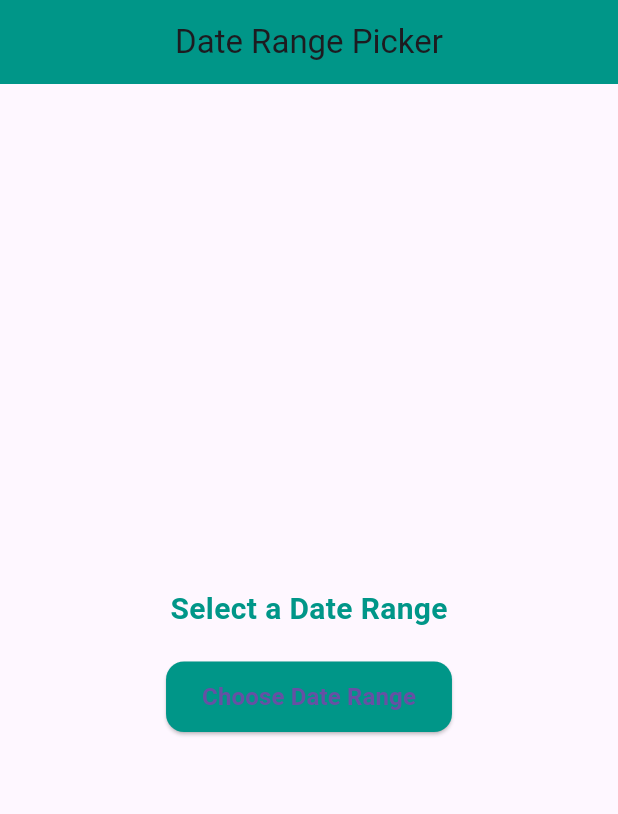
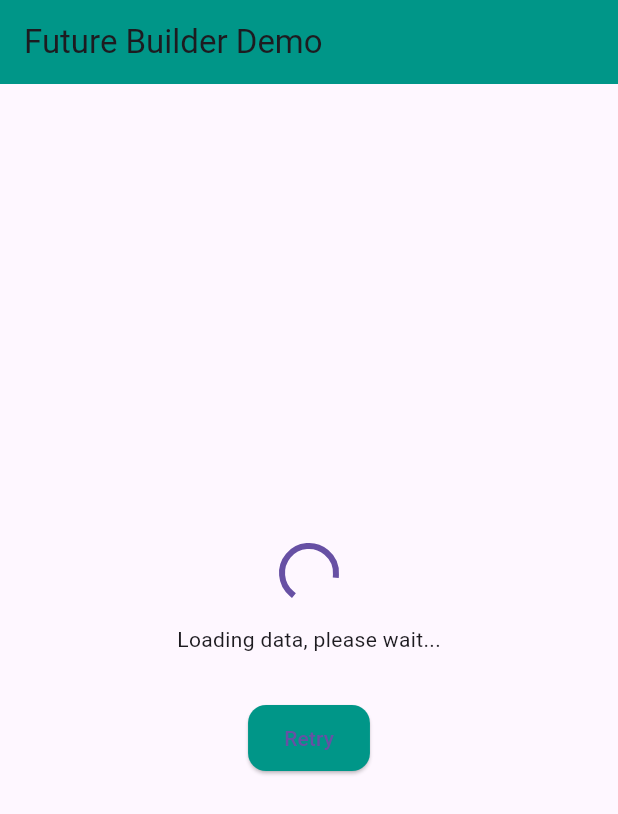
Before and after one commit to SaiKyawZinHtoo/Flutter_Test, a Flutter app: the first screen one second after launch, on a phone screen of 412 x 824 dp. Shown: the top 814 px of the screen. Run offline on Flutter 3.47's test engine with Material 3 defaults, Android fonts, the phone set to English and light mode, and no system bars; missing offline and left inert: dart:ffi.

Commit message:
future builder

```diff
--- a/testing_flutter_project/lib/main.dart
+++ b/testing_flutter_project/lib/main.dart
@@ -21,6 +21,7 @@ import 'package:testing_flutter_project/widgets/divider.dart';
 import 'package:testing_flutter_project/widgets/drawer.dart';
 import 'package:testing_flutter_project/widgets/expanded&Flexible.dart';
 import 'package:testing_flutter_project/widgets/floatingButton.dart';
+import 'package:testing_flutter_project/widgets/future_builder.dart';
 import 'package:testing_flutter_project/widgets/gestureDector.dart';
 import 'package:testing_flutter_project/widgets/gridTile.dart';
 import 'package:testing_flutter_project/widgets/gridTileBar.dart';
@@ -64,7 +65,7 @@ class MyApp extends StatelessWidget {
       title: "Flutter Demo",
       home: Scaffold(
         //appBar: appBarWidget(),
-        body: TestDateRangePicker(),
+        body: TestFutureBuilder(),
       ),
     );
   }
--- /dev/null
+++ b/testing_flutter_project/lib/widgets/future_builder.dart
@@ -0,0 +1,114 @@
+import 'package:flutter/material.dart';
+
+class TestFutureBuilder extends StatefulWidget {
+  const TestFutureBuilder({super.key});
+
+  @override
+  State<TestFutureBuilder> createState() => _TestFutureBuilderState();
+}
+
+class _TestFutureBuilderState extends State<TestFutureBuilder> {
+  Future<String> getDataFromInternet() async {
+    await Future.delayed(
+      const Duration(seconds: 3),
+    );
+    // Simulating an error for testing
+    throw Exception("Network error");
+    return Future.value("Data from internet");
+  }
+
+  late Future<String> getData;
+
+  @override
+  void initState() {
+    super.initState();
+    getData = getDataFromInternet();
+  }
+
+  @override
+  Widget build(BuildContext context) {
+    return Scaffold(
+      appBar: AppBar(
+        title: const Text("Future Builder Demo"),
+        backgroundColor: Colors.teal,
+      ),
+      body: Center(
+        child: Padding(
+          padding: const EdgeInsets.all(16.0),
+          child: Column(
+            mainAxisAlignment: MainAxisAlignment.center,
+            children: [
+              FutureBuilder(
+                initialData: "Fetching initial data...",
+                future: getData,
+                builder: (context, snapshot) {
+                  switch (snapshot.connectionState) {
+                    case ConnectionState.none:
+                    case ConnectionState.waiting:
+                      return Column(
+                        mainAxisSize: MainAxisSize.min,
+                        children: const [
+                          CircularProgressIndicator(),
+                          SizedBox(height: 16),
+                          Text("Loading data, please wait..."),
+                        ],
+                      );
+                    case ConnectionState.active:
+                      return const Text("Processing data...");
+                    case ConnectionState.done:
+                      if (snapshot.hasError) {
+                        return Column(
+                          mainAxisSize: MainAxisSize.min,
+                          children: [
+                            Icon(Icons.error_outline,
+                                color: Colors.red, size: 48),
+                            const SizedBox(height: 16),
+                            Text(
+                              "Error: ${snapshot.error}",
+                              style: const TextStyle(color: Colors.red),
+                              textAlign: TextAlign.center,
+                            ),
+                          ],
+                        );
+                      }
+                      return Column(
+                        mainAxisSize: MainAxisSize.min,
+                        children: [
+                          Icon(Icons.check_circle_outline,
+                              color: Colors.green, size: 48),
+                          const SizedBox(height: 16),
+                          Text(
+                            "Data Loaded: ${snapshot.data}",
+                            style: const TextStyle(
+                                fontSize: 16, fontWeight: FontWeight.bold),
+                            textAlign: TextAlign.center,
+                          ),
+                        ],
+                      );
+                  }
+                },
+              ),
+              const SizedBox(height: 32),
+              ElevatedButton(
+                style: ElevatedButton.styleFrom(
+                  backgroundColor: Colors.teal,
+                  padding:
+                      const EdgeInsets.symmetric(horizontal: 24, vertical: 12),
+                  shape: RoundedRectangleBorder(
+                    borderRadius: BorderRadius.circular(12),
+                  ),
+                ),
+                onPressed: () {
+                  setState(() {
+                    getData = getDataFromInternet();
+                  });
+                },
+                child: const Text("Retry"),
+              ),
+            ],
+          ),
+        ),
+      ),
+    );
+  }
+}
```
